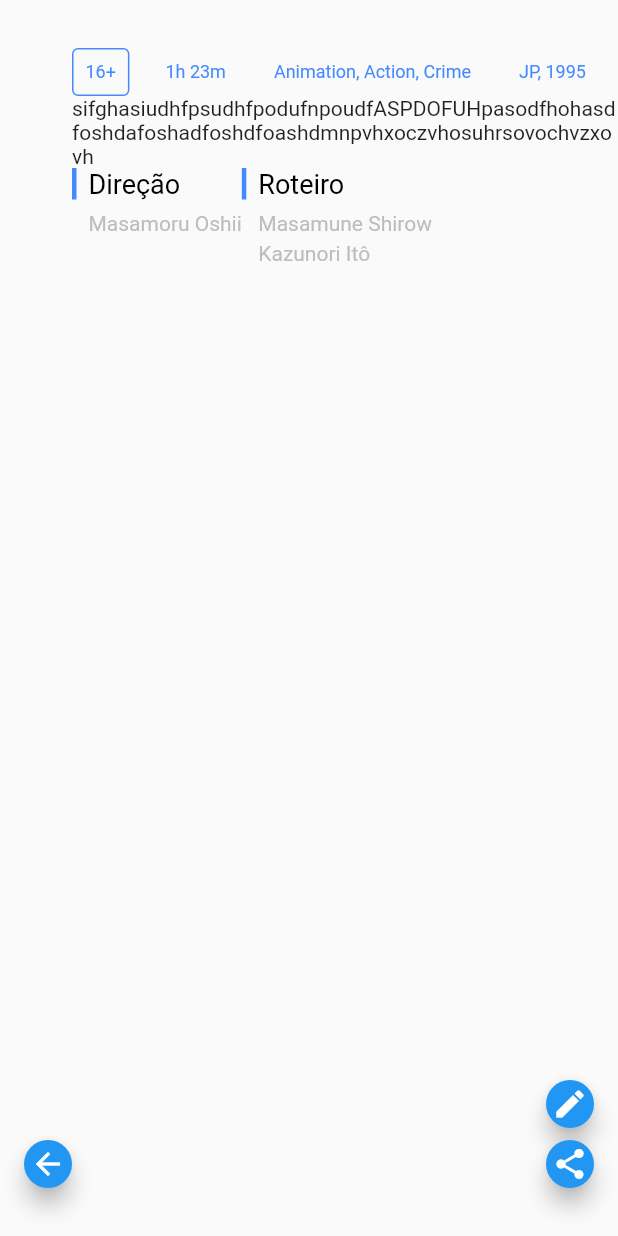
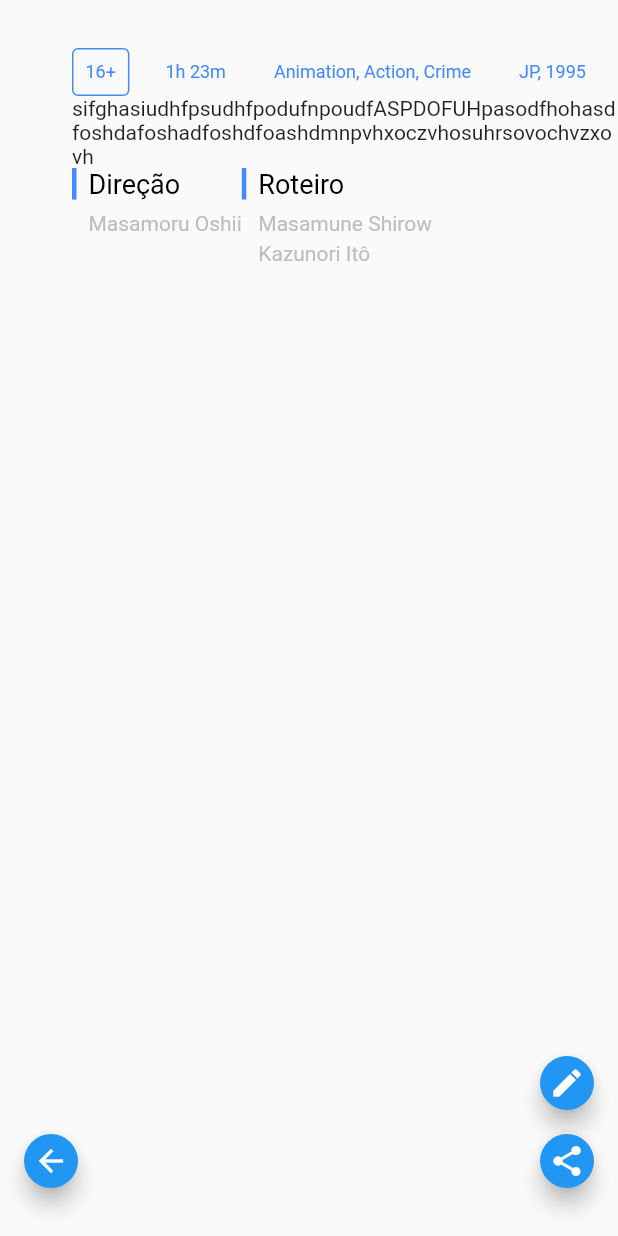
Before and after one commit to yagolasse/flutter-tmdb-movies, a Flutter app: the screen it shows after launch, on a phone screen of 412 x 824 dp. Run offline on Flutter 3.47's test engine with Material 2 defaults, Android fonts, the phone set to English and light mode, and no system bars.

Commit message:
WIP: fixed some distances and sizes

```diff
--- a/lib/screens/movie_detail.dart
+++ b/lib/screens/movie_detail.dart
@@ -76,7 +76,7 @@ class MovieDetail extends StatelessWidget {
               mainAxisAlignment: MainAxisAlignment.end,
               children: [
                 Container(
-                  margin: const EdgeInsets.only(bottom: 8.0),
+                  margin: const EdgeInsets.only(bottom: 16.0),
                   child: MiniFloatingActionButton(Icons.edit, () {}),
                 ),
                 MiniFloatingActionButton(Icons.share, () {}),
--- a/lib/widgets/button/floating_action_button_mini.dart
+++ b/lib/widgets/button/floating_action_button_mini.dart
@@ -9,8 +9,8 @@ class MiniFloatingActionButton extends StatelessWidget {
   @override
   Widget build(BuildContext context) {
     return Container(
-        width: 32.0,
-        height: 32.0,
+        width: 36.0,
+        height: 36.0,
         child: FloatingActionButton(
           onPressed: _onTap,
           child: Icon(_icon),
```
